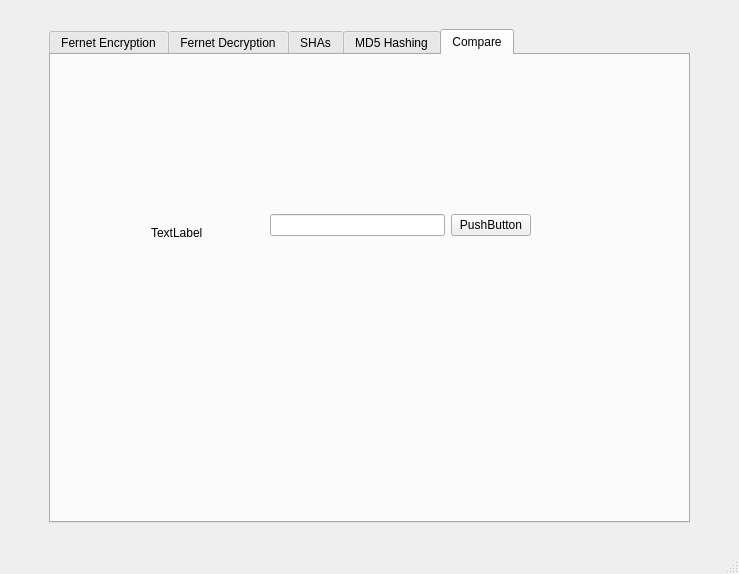
Above: design.ui from germanivanov0719/Cryptography before the change. Below: the same form after it.
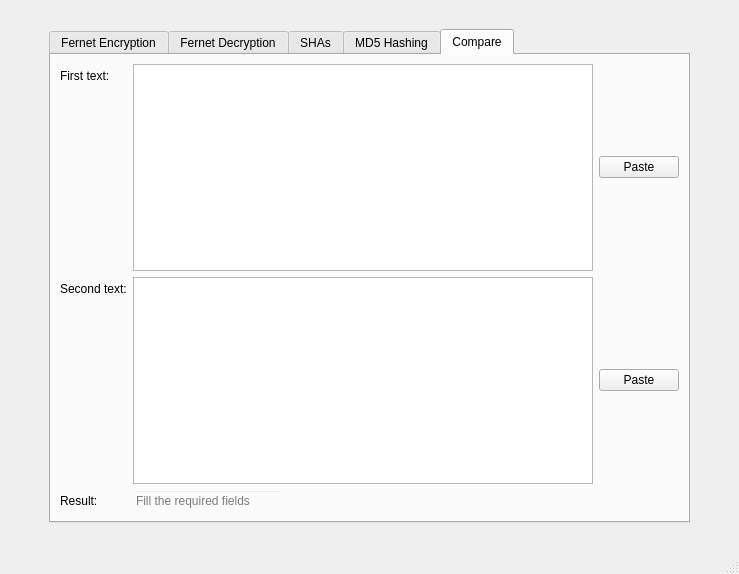
That is the form after the change. The open tabs and pages were chosen to show the change.

Patch:
```diff
--- a/design.ui
+++ b/design.ui
@@ -849,41 +849,103 @@
        <attribute name="title">
         <string>Compare</string>
        </attribute>
+       <layout class="QGridLayout" name="gridLayout_8">
+        <item row="0" column="0">
+         <layout class="QFormLayout" name="formLayout_3">
+          <property name="fieldGrowthPolicy">
+           <enum>QFormLayout::ExpandingFieldsGrow</enum>
+          </property>
+          <item row="0" column="0">
        <widget class="QLabel" name="label_4">
-        <property name="geometry">
-         <rect>
-          <x>100</x>
-          <y>170</y>
-          <width>60</width>
-          <height>16</height>
-         </rect>
-        </property>
         <property name="text">
-         <string>TextLabel</string>
-        </property>
-       </widget>
-       <widget class="QWidget" name="horizontalLayoutWidget_5">
-        <property name="geometry">
-         <rect>
-          <x>219</x>
-          <y>130</y>
-          <width>261</width>
-          <height>80</height>
-         </rect>
-        </property>
+             <string>First text:</string>
+            </property>
+           </widget>
+          </item>
+          <item row="0" column="1">
         <layout class="QHBoxLayout" name="horizontalLayout_12">
          <item>
-          <widget class="QLineEdit" name="lineEdit"/>
+             <widget class="QTextEdit" name="textEdit1_comp">
+              <property name="acceptRichText">
+               <bool>false</bool>
+              </property>
+             </widget>
          </item>
          <item>
           <widget class="QPushButton" name="pushButton">
            <property name="text">
-            <string>PushButton</string>
+               <string>Paste</string>
            </property>
           </widget>
          </item>
         </layout>
-       </widget>
+          </item>
+          <item row="1" column="0">
+           <widget class="QLabel" name="label_5">
+            <property name="text">
+             <string>Second text:</string>
+            </property>
+           </widget>
+          </item>
+          <item row="1" column="1">
+           <layout class="QHBoxLayout" name="horizontalLayout_13">
+            <item>
+             <widget class="QTextEdit" name="textEdit2_comp">
+              <property name="acceptRichText">
+               <bool>false</bool>
+              </property>
+             </widget>
+            </item>
+            <item>
+             <widget class="QPushButton" name="paste2_comp">
+              <property name="text">
+               <string>Paste</string>
+              </property>
+             </widget>
+            </item>
+           </layout>
+          </item>
+          <item row="2" column="0">
+           <widget class="QLabel" name="label_6">
+            <property name="text">
+             <string>Result:</string>
+            </property>
+           </widget>
+          </item>
+          <item row="2" column="1">
+           <widget class="QLineEdit" name="result_comp">
+            <property name="sizePolicy">
+             <sizepolicy hsizetype="Fixed" vsizetype="Fixed">
+              <horstretch>0</horstretch>
+              <verstretch>0</verstretch>
+             </sizepolicy>
+            </property>
+            <property name="minimumSize">
+             <size>
+              <width>150</width>
+              <height>0</height>
+             </size>
+            </property>
+            <property name="autoFillBackground">
+             <bool>false</bool>
+            </property>
+            <property name="styleSheet">
+             <string notr="true">background-color: #00000000</string>
+            </property>
+            <property name="readOnly">
+             <bool>true</bool>
+            </property>
+            <property name="placeholderText">
+             <string>Fill the required fields</string>
+            </property>
+            <property name="clearButtonEnabled">
+             <bool>false</bool>
+            </property>
+           </widget>
+          </item>
+         </layout>
+        </item>
+       </layout>
       </widget>
      </widget>
     </item>
```
Left out of the diff: 4 changed lines with no effect on the pictures. Lines whose indentation alone changed are shown as unchanged.
